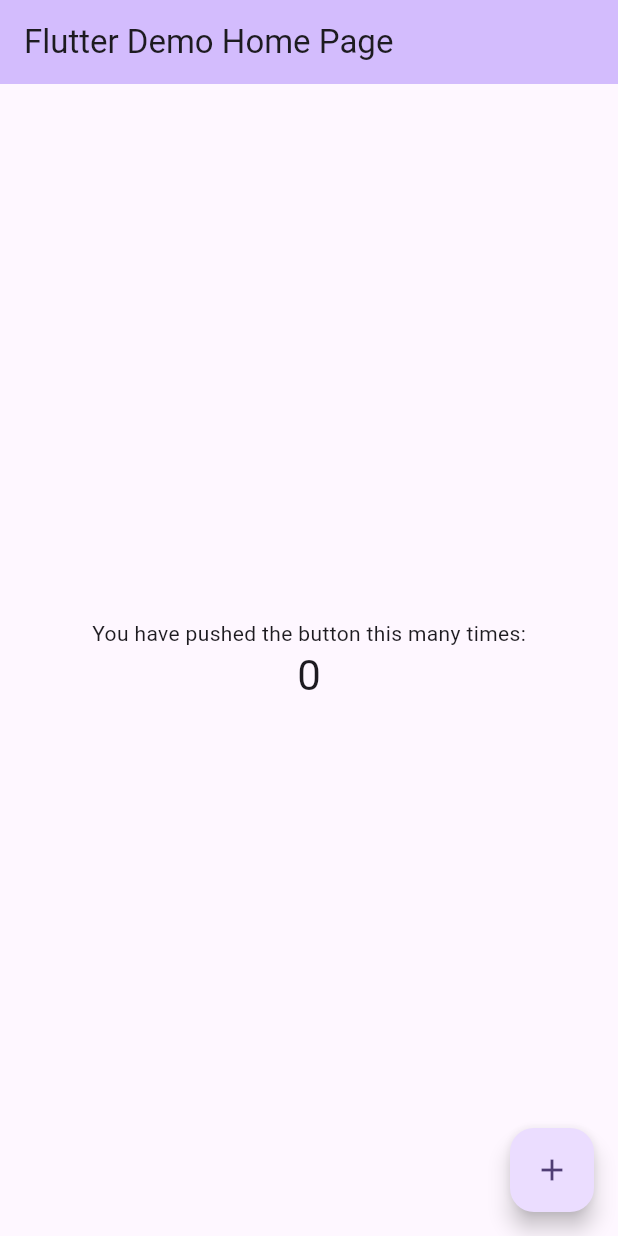
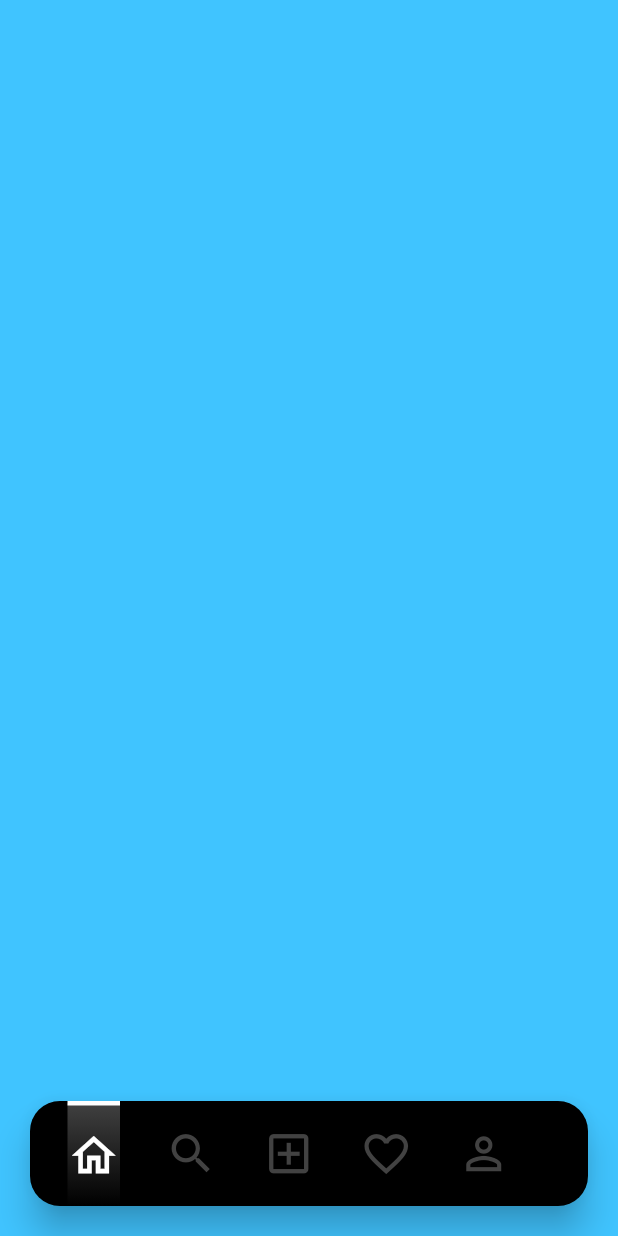
Before and after one commit to papecode/button_navigation_bar, a Flutter app: the screen it shows after launch, on a phone screen of 412 x 824 dp. Run offline on Flutter 3.47's test engine with Material 3 defaults, Android fonts, the phone set to English and light mode, and no system bars.

Commit message:
final version

```diff
--- a/lib/main.dart
+++ b/lib/main.dart
@@ -7,119 +7,87 @@
 class MyApp extends StatelessWidget {
   const MyApp({super.key});
 
-  // This widget is the root of your application.
   @override
   Widget build(BuildContext context) {
-    return MaterialApp(
-      title: 'Flutter Demo',
-      theme: ThemeData(
-        // This is the theme of your application.
-        //
-        // TRY THIS: Try running your application with "flutter run". You'll see
-        // the application has a purple toolbar. Then, without quitting the app,
-        // try changing the seedColor in the colorScheme below to Colors.green
-        // and then invoke "hot reload" (save your changes or press the "hot
-        // reload" button in a Flutter-supported IDE, or press "r" if you used
-        // the command line to start the app).
-        //
-        // Notice that the counter didn't reset back to zero; the application
-        // state is not lost during the reload. To reset the state, use hot
-        // restart instead.
-        //
-        // This works for code too, not just values: Most code changes can be
-        // tested with just a hot reload.
-        colorScheme: ColorScheme.fromSeed(seedColor: Colors.deepPurple),
-        useMaterial3: true,
+    return const MaterialApp(
+      debugShowCheckedModeBanner: false,
+      home: Homepage(),
+    ); // MaterialApp
+  }
+}
+
+class Homepage extends StatefulWidget {
+  const Homepage({super.key});
+
+  @override
+  HomepageState createState() => HomepageState();
+}
+
+class HomepageState extends State<Homepage> {
+  int selectedIndex = 0;
+  List<IconData> data = [
+    Icons.home_outlined,
+    Icons.search,
+    Icons.add_box_outlined,
+    Icons.favorite_outline_sharp,
+    Icons.person_outline_sharp
+  ];
+  @override
+  Widget build(BuildContext context) {
+    return Scaffold(
+      backgroundColor: Colors.lightBlueAccent,
+      bottomNavigationBar: Padding(
+        padding: const EdgeInsets.all(20),
+        child: Material(
+          elevation: 10,
+          borderRadius: BorderRadius.circular(20),
+          color: Colors.black,
+          child: SizedBox(
+            height: 70,
+            width: double.infinity,
+            child: ListView.builder(
+              itemCount: data.length,
+              padding: const EdgeInsets.symmetric(horizontal: 10),
+              itemBuilder: (ctx, i) => Padding(
+                padding: const EdgeInsets.symmetric(horizontal: 15),
+                child: GestureDetector(
+                  onTap: () {
+                    setState(() {
+                      selectedIndex = i;
+                    });
+                  },
+                  child: AnimatedContainer(
+                    duration: const Duration(
+                      milliseconds: 250,
+                    ),
+                    width: 35,
+                    decoration: BoxDecoration(
+                      border: i == selectedIndex
+                          ? const Border(
+                              top: BorderSide(width: 3.0, color: Colors.white))
+                          : null,
+                      gradient: i == selectedIndex
+                          ? LinearGradient(
+                              colors: [Colors.grey.shade800, Colors.black],
+                              begin: Alignment.topCenter,
+                              end: Alignment.bottomCenter)
+                          : null,
+                    ),
+                    child: Icon(
+                      data[i],
+                      size: 35,
+                      color: i == selectedIndex
+                          ? Colors.white
+                          : Colors.grey.shade800,
+                    ),
+                  ),
+                ),
+              ),
+              scrollDirection: Axis.horizontal,
+            ),
+          ),
+        ),
       ),
-      home: const MyHomePage(title: 'Flutter Demo Home Page'),
     );
   }
 }
-
-class MyHomePage extends StatefulWidget {
-  const MyHomePage({super.key, required this.title});
-
-  // This widget is the home page of your application. It is stateful, meaning
-  // that it has a State object (defined below) that contains fields that affect
-  // how it looks.
-
-  // This class is the configuration for the state. It holds the values (in this
-  // case the title) provided by the parent (in this case the App widget) and
-  // used by the build method of the State. Fields in a Widget subclass are
-  // always marked "final".
-
-  final String title;
-
-  @override
-  State<MyHomePage> createState() => _MyHomePageState();
-}
-
-class _MyHomePageState extends State<MyHomePage> {
-  int _counter = 0;
-
-  void _incrementCounter() {
-    setState(() {
-      // This call to setState tells the Flutter framework that something has
-      // changed in this State, which causes it to rerun the build method below
-      // so that the display can reflect the updated values. If we changed
-      // _counter without calling setState(), then the build method would not be
-      // called again, and so nothing would appear to happen.
-      _counter++;
-    });
-  }
-
-  @override
-  Widget build(BuildContext context) {
-    // This method is rerun every time setState is called, for instance as done
-    // by the _incrementCounter method above.
-    //
-    // The Flutter framework has been optimized to make rerunning build methods
-    // fast, so that you can just rebuild anything that needs updating rather
-    // than having to individually change instances of widgets.
-    return Scaffold(
-      appBar: AppBar(
-        // TRY THIS: Try changing the color here to a specific color (to
-        // Colors.amber, perhaps?) and trigger a hot reload to see the AppBar
-        // change color while the other colors stay the same.
-        backgroundColor: Theme.of(context).colorScheme.inversePrimary,
-        // Here we take the value from the MyHomePage object that was created by
-        // the App.build method, and use it to set our appbar title.
-        title: Text(widget.title),
-      ),
-      body: Center(
-        // Center is a layout widget. It takes a single child and positions it
-        // in the middle of the parent.
-        child: Column(
-          // Column is also a layout widget. It takes a list of children and
-          // arranges them vertically. By default, it sizes itself to fit its
-          // children horizontally, and tries to be as tall as its parent.
-          //
-          // Column has various properties to control how it sizes itself and
-          // how it positions its children. Here we use mainAxisAlignment to
-          // center the children vertically; the main axis here is the vertical
-          // axis because Columns are vertical (the cross axis would be
-          // horizontal).
-          //
-          // TRY THIS: Invoke "debug painting" (choose the "Toggle Debug Paint"
-          // action in the IDE, or press "p" in the console), to see the
-          // wireframe for each widget.
-          mainAxisAlignment: MainAxisAlignment.center,
-          children: <Widget>[
-            const Text(
-              'You have pushed the button this many times:',
-            ),
-            Text(
-              '$_counter',
-              style: Theme.of(context).textTheme.headlineMedium,
-            ),
-          ],
-        ),
-      ),
-      floatingActionButton: FloatingActionButton(
-        onPressed: _incrementCounter,
-        tooltip: 'Increment',
-        child: const Icon(Icons.add),
-      ), // This trailing comma makes auto-formatting nicer for build methods.
-    );
-  }
-}
```
